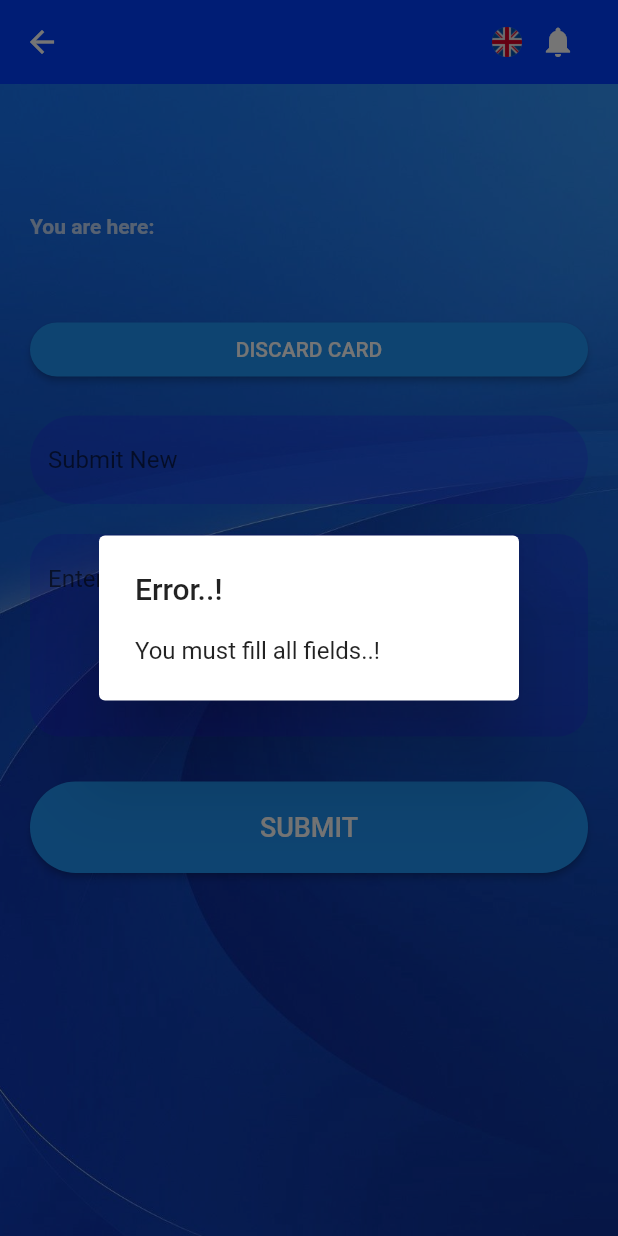
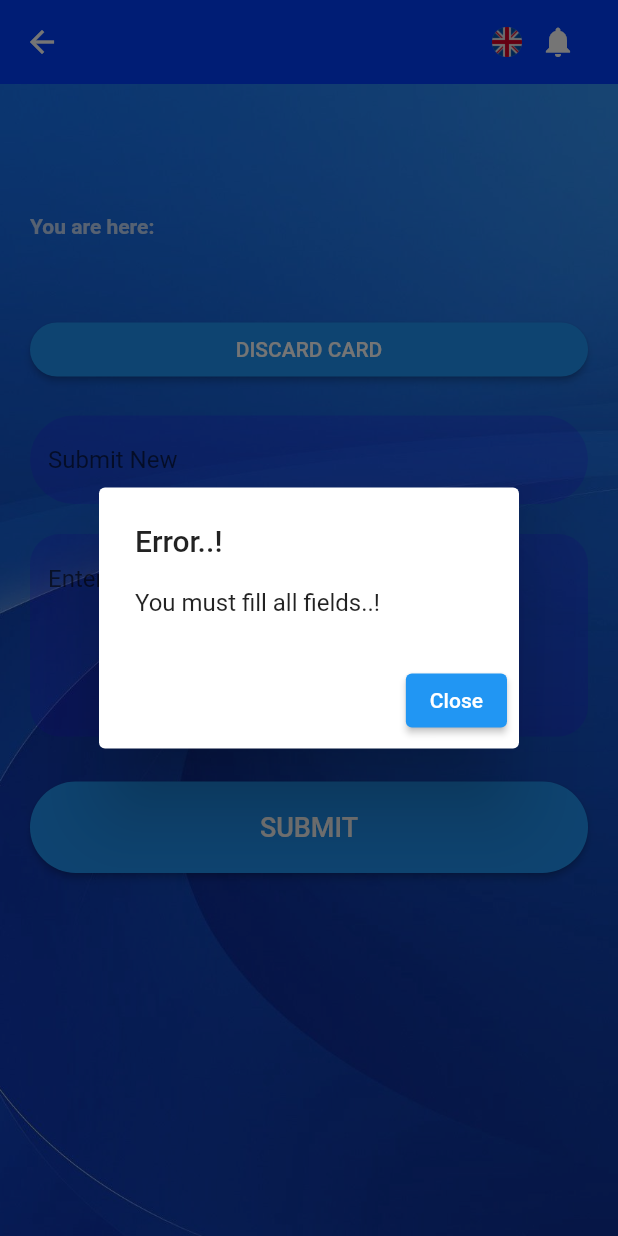
Before and after one commit to fcodelabs/training-app, a Flutter app: the DiaryHomePageView screen opened directly with empty values, after a tap on "ADD NEW DIARY CARD", after a tap on "SUBMIT", on a phone screen of 412 x 824 dp. Run offline on Flutter 3.47's test engine with Material 2 defaults, Android fonts, the phone set to English and light mode, and no system bars; our stand-ins replace flutter_bloc.

Commit message:
Styles Added

```diff
--- a/lib/ui/diary_home_page/diary_home_page_bloc.dart
+++ b/lib/ui/diary_home_page/diary_home_page_bloc.dart
@@ -24,6 +24,7 @@ class DiaryHomePageBloc extends Bloc<DiaryHomePageEvent, DiaryHomePageState> {
           username: event.username,
         ),
       ],
+      addNewDiary: false,
     ));
   }
 
--- a/lib/ui/diary_home_page/diary_home_page_view.dart
+++ b/lib/ui/diary_home_page/diary_home_page_view.dart
@@ -154,10 +154,19 @@ class DiaryHomePageView extends StatelessWidget {
                               showDialog(
                                 context: context,
                                 builder: (BuildContext context) {
-                                  return const AlertDialog(
-                                    title: Text("Error..!"),
-                                    content:
-                                        Text("You must fill all fields..!"),
+                                  return AlertDialog(
+                                    title: const Text("Error..!"),
+                                    content: const Text(
+                                        "You must fill all fields..!"),
+                                    actions: [
+                                      ElevatedButton(
+                                        onPressed: () {
+                                          Navigator.of(context)
+                                              .pop(); // Close the dialog
+                                        },
+                                        child: const Text("Close"),
+                                      ),
+                                    ],
                                   );
                                 },
                               );
--- a/lib/ui/widgets/diary_card/diary_card_view.dart
+++ b/lib/ui/widgets/diary_card/diary_card_view.dart
@@ -70,6 +70,9 @@ class DiaryCardView extends StatelessWidget {
                               .read<DiaryCardBloc>()
                               .add(ShowMoreButtonPressed());
                         },
+                        highlightColor: Colors
+                            .transparent, // Set highlight color to transparent
+                        splashColor: Colors.transparent,
                         child: Row(
                           mainAxisAlignment: MainAxisAlignment.end,
                           children: [
@@ -77,7 +80,7 @@ class DiaryCardView extends StatelessWidget {
                               state.isPressed ? "Show less" : "Show more",
                               style: const TextStyle(
                                 fontSize: 16,
-                                color: Color.fromARGB(255, 0, 0, 255),
+                                color: Color.fromARGB(255, 74, 74, 74),
                               ),
                             ),
                           ],
```
